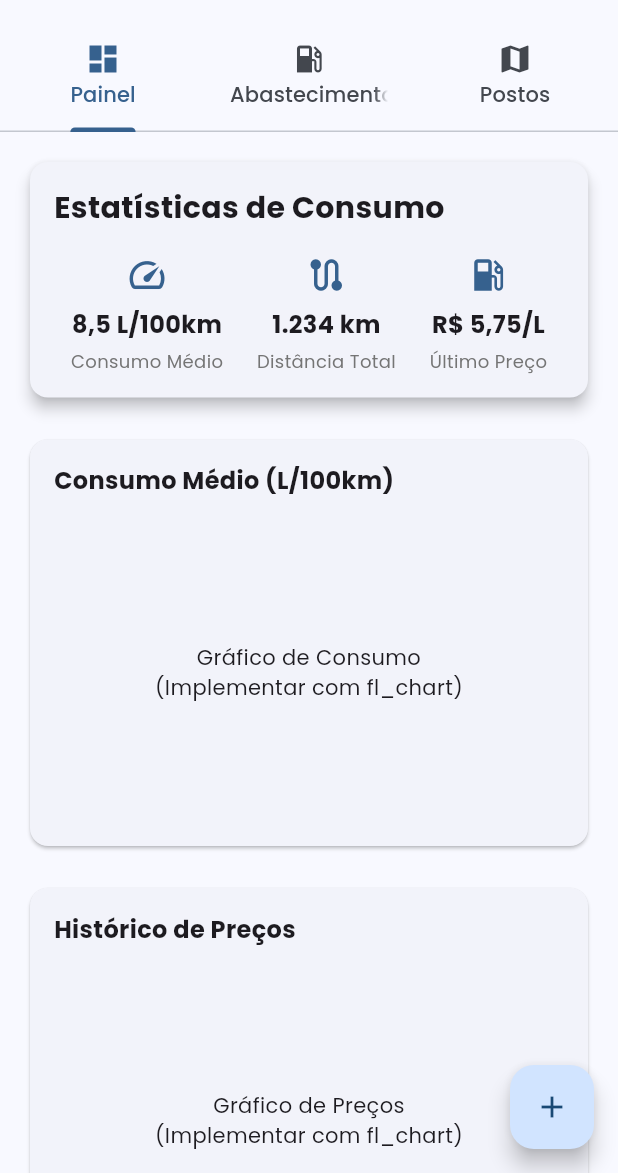
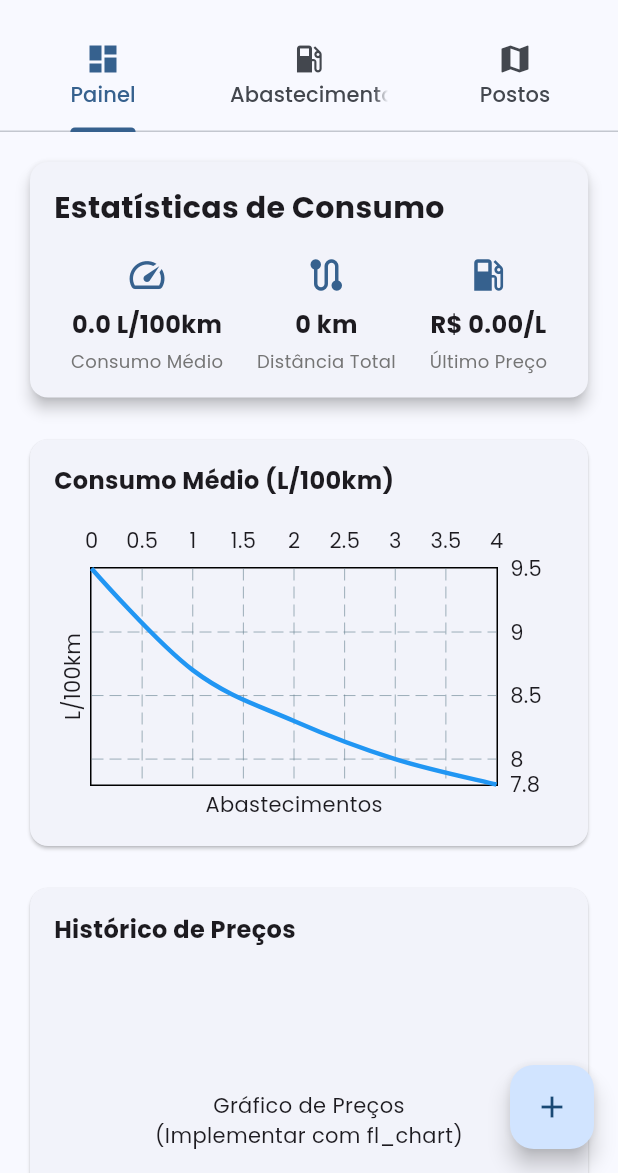
Before and after one commit to viniciusLourenzoni/EcoRota, a Flutter app: the screen it shows after launch, on a phone screen of 412 x 824 dp, the part 63-1236 px from its top. Run offline on Flutter 3.47's test engine with Material 3 defaults, Android fonts, the phone set to English and light mode, and no system bars; drawn by our look-alikes of fl_chart; our stand-ins replace google_fonts, sqflite; accounts and stored records are empty.

Commit message:
atualizacoes cartao Estatistica

```diff
--- a/lib/componentes/cartao_estatisticas.dart
+++ b/lib/componentes/cartao_estatisticas.dart
@@ -1,58 +1,82 @@
 import 'package:flutter/material.dart';
+import '../services/abastecimento_service.dart';
 
-class CartaoEstatisticas extends StatelessWidget {
+class CartaoEstatisticas extends StatefulWidget {
   const CartaoEstatisticas({super.key});
 
   @override
+  State<CartaoEstatisticas> createState() => _CartaoEstatisticasState();
+}
+
+class _CartaoEstatisticasState extends State<CartaoEstatisticas> {
+  double consumoMedio = 0;
+  int distanciaTotal = 0;
+  double ultimoPreco = 0;
+
+  @override
+  void initState() {
+    super.initState();
+    _carregarEstatisticas();
+  }
+
+  Future<void> _carregarEstatisticas() async {
+    final lista = await AbastecimentoService().listarTodos();
+    if (lista.length < 2) return;
+
+    lista.sort((a, b) => a.odometro.compareTo(b.odometro));
+    final kmInicial = lista.first.odometro;
+    final kmFinal = lista.last.odometro;
+    final litrosTotais = lista.fold<double>(0, (soma, e) => soma + e.litros);
+
+    setState(() {
+      distanciaTotal = kmFinal - kmInicial;
+      consumoMedio = distanciaTotal > 0 ? (litrosTotais / distanciaTotal) * 100 : 0;
+      ultimoPreco = lista.last.preco;
+    });
+  }
+
+  @override
   Widget build(BuildContext context) {
+    final corPrimaria = Theme.of(context).colorScheme.primary;
+
     return Card(
       elevation: 4,
       child: Padding(
         padding: const EdgeInsets.all(16.0),
         child: Column(
           crossAxisAlignment: CrossAxisAlignment.start,
-          children: const [
-            Text(
+          children: [
+            const Text(
               'Estatísticas de Consumo',
-              style: TextStyle(
-                fontSize: 20,
-                fontWeight: FontWeight.bold,
-              ),
+              style: TextStyle(fontSize: 20, fontWeight: FontWeight.bold),
             ),
-            SizedBox(height: 16),
-            _LinhaEstatisticas(),
+            const SizedBox(height: 16),
+            Row(
+              mainAxisAlignment: MainAxisAlignment.spaceAround,
+              children: [
+                _ItemEstatistica(
+                  label: 'Consumo Médio',
+                  valor: '${consumoMedio.toStringAsFixed(1)} L/100km',
+                  icone: Icons.speed,
+                  cor: corPrimaria,
+                ),
+                _ItemEstatistica(
+                  label: 'Distância Total',
+                  valor: '$distanciaTotal km',
+                  icone: Icons.route,
+                  cor: corPrimaria,
+                ),
+                _ItemEstatistica(
+                  label: 'Último Preço',
+                  valor: 'R\$ ${ultimoPreco.toStringAsFixed(2)}/L',
+                  icone: Icons.local_gas_station,
+                  cor: corPrimaria,
+                ),
+              ],
+            ),
           ],
         ),
       ),
-    );
-  }
-}
-
-class _LinhaEstatisticas extends StatelessWidget {
-  const _LinhaEstatisticas({super.key});
-
-  @override
-  Widget build(BuildContext context) {
-    final corPrimaria = Theme.of(context).colorScheme.primary;
-    return Row(
-      mainAxisAlignment: MainAxisAlignment.spaceAround,
-      children: const [
-        _ItemEstatistica(
-          label: 'Consumo Médio',
-          valor: '8,5 L/100km',
-          icone: Icons.speed,
-        ),
-        _ItemEstatistica(
-          label: 'Distância Total',
-          valor: '1.234 km',
-          icone: Icons.route,
-        ),
-        _ItemEstatistica(
-          label: 'Último Preço',
-          valor: 'R\$ 5,75/L',
-          icone: Icons.local_gas_station,
-        ),
-      ],
     );
   }
 }
@@ -61,34 +85,28 @@ class _ItemEstatistica extends StatelessWidget {
   final String label;
   final String valor;
   final IconData icone;
+  final Color cor;
 
   const _ItemEstatistica({
     super.key,
     required this.label,
     required this.valor,
     required this.icone,
+    required this.cor,
   });
 
   @override
   Widget build(BuildContext context) {
-    final corPrimaria = Theme.of(context).colorScheme.primary;
     return Column(
       children: [
-        Icon(icone, color: corPrimaria, size: 28),
+        Icon(icone, color: cor, size: 28),
         const SizedBox(height: 8),
         Text(
           valor,
-          style: const TextStyle(
-            fontSize: 16,
-            fontWeight: FontWeight.bold,
-          ),
+          style: const TextStyle(fontSize: 16, fontWeight: FontWeight.bold),
         ),
         const SizedBox(height: 4),
-        Text(
-          label,
-          style: TextStyle(fontSize: 12, color: Colors.grey[600]),
-          textAlign: TextAlign.center,
-        ),
+        Text(label, style: TextStyle(fontSize: 12, color: Colors.grey[600])),
       ],
     );
   }
--- a/lib/componentes/grafico_consumo.dart
+++ b/lib/componentes/grafico_consumo.dart
@@ -1,3 +1,4 @@
+import 'package:fl_chart/fl_chart.dart';
 import 'package:flutter/material.dart';
 
 class GraficoConsumo extends StatelessWidget {
@@ -10,21 +11,48 @@ class GraficoConsumo extends StatelessWidget {
         padding: const EdgeInsets.all(16.0),
         child: Column(
           crossAxisAlignment: CrossAxisAlignment.start,
-          children: const [
-            Text(
+          children: [
+            const Text(
               'Consumo Médio (L/100km)',
-              style: TextStyle(
-                fontSize: 16,
-                fontWeight: FontWeight.bold,
-              ),
+              style: TextStyle(fontSize: 16, fontWeight: FontWeight.bold),
             ),
-            SizedBox(height: 16),
+            const SizedBox(height: 16),
             SizedBox(
               height: 200,
-              child: Center(
-                child: Text(
-                  'Gráfico de Consumo\n(Implementar com fl_chart)',
-                  textAlign: TextAlign.center,
+              child: LineChart(
+                LineChartData(
+                  titlesData: FlTitlesData(
+                    leftTitles: AxisTitles(
+                      side: AxisSide.left,
+                      axisNameWidget: const Text('L/100km'),
+                      axisNameSize: 24,
+                      drawBelowEverything: true,
+                      axisNameFit: AxisNameFit.wrap,
+                    ),
+                    bottomTitles: AxisTitles(
+                      side: AxisSide.bottom,
+                      axisNameWidget: const Text('Abastecimentos'),
+                      axisNameSize: 24,
+                      drawBelowEverything: true,
+                      axisNameFit: AxisNameFit.wrap,
+                    ),
+                  ),
+                  borderData: FlBorderData(show: true),
+                  lineBarsData: [
+                    LineChartBarData(
+                      isCurved: true,
+                      color: Colors.blue,
+                      barWidth: 3,
+                      dotData: FlDotData(show: false),
+                      spots: const [
+                        FlSpot(0, 9.5),
+                        FlSpot(1, 8.7),
+                        FlSpot(2, 8.3),
+                        FlSpot(3, 8.0),
+                        FlSpot(4, 7.8),
+                      ],
+                    ),
+                  ],
                 ),
               ),
             ),
--- a/pubspec.yaml
+++ b/pubspec.yaml
@@ -31,15 +31,13 @@ dependencies:
   flutter:
     sdk: flutter
   google_fonts: ^6.1.0
-  google_maps_flutter: ^2.5.0
-  geolocator: ^10.1.0
   http: ^1.1.0
   intl: ^0.18.1
-  flutter_map: ^6.0.1
   latlong2: ^0.9.0
   sqflite: ^2.3.0
   path_provider: ^2.1.1
   path: ^1.8.3
+  fl_chart: ^0.60.0
 
   # The following adds the Cupertino Icons font to your application.
   # Use with the CupertinoIcons class for iOS style icons.
```
Also changed, not shown: lib/componentes/postos_proximos.dart (deleted, +0 -89 lines), lib/telas/home.dart (+0 -22 lines), pubspec.lock.
